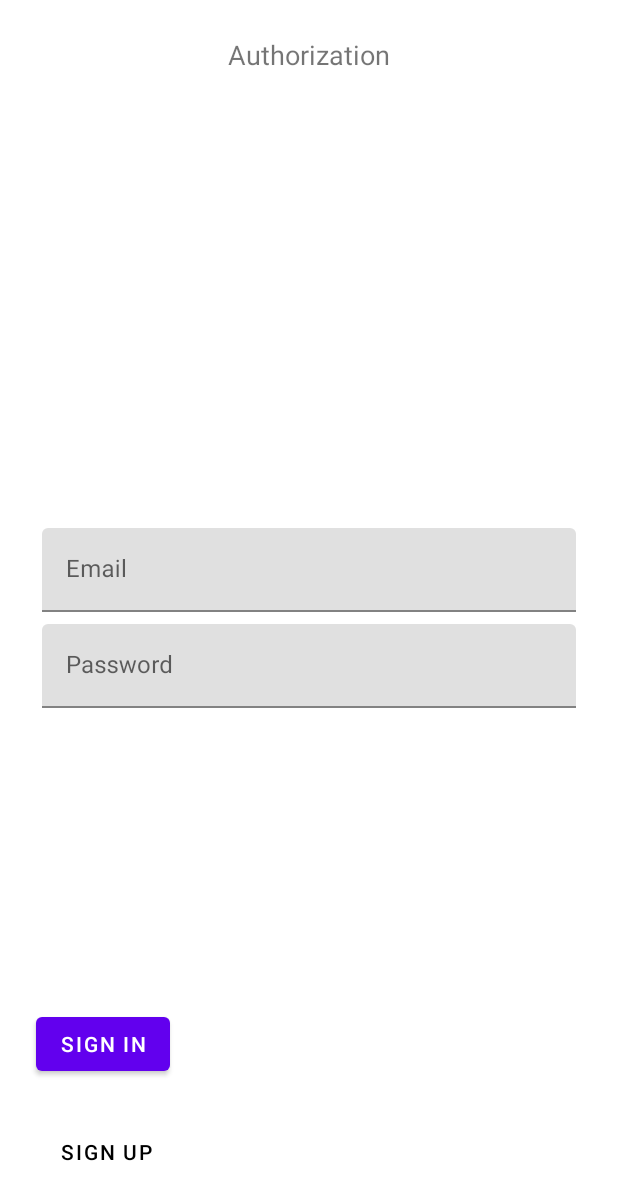
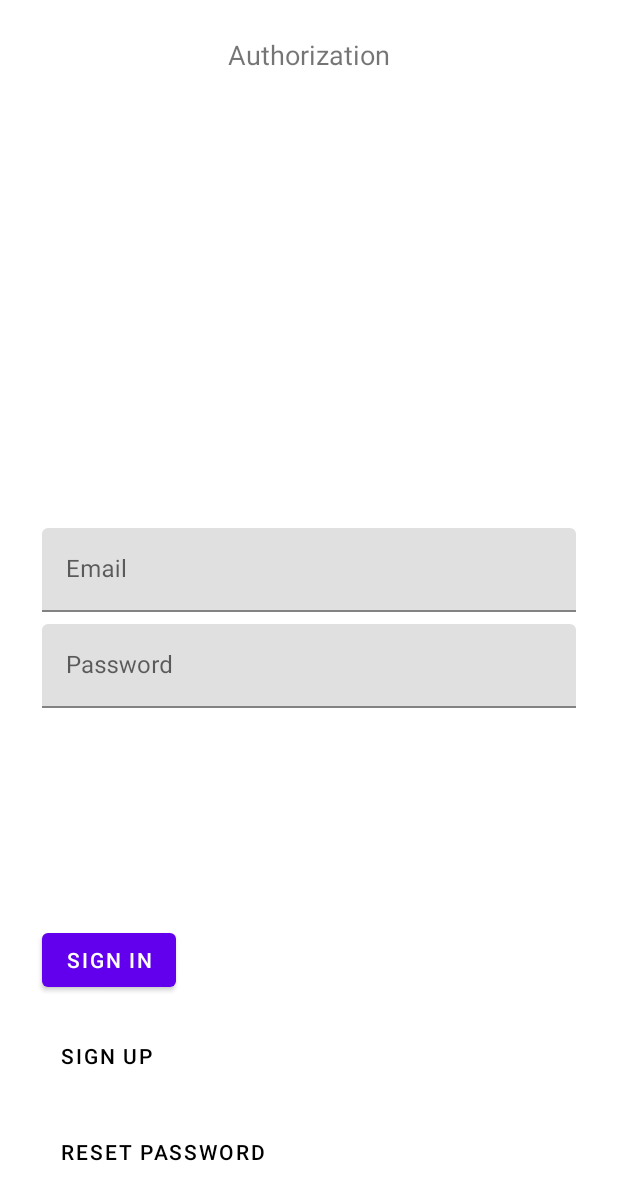
Before and after one commit to AlexRyzhickov/Finance-education-app, an Android app: the SignInFragment screen opened through its navigation route, on a phone screen of 412 x 824 dp. Shown: the top 1200 px of the screen. Run offline under Robolectric (Android 15) with nearby library versions, the phone set to English and light mode, and no system bars; our stand-ins replace Firebase (no records; nobody signed in at launch, a user with empty details on screens opened directly), navigation-ui; 3 statements that could not run were skipped.

Commit message:
add reset password

```diff
--- a/app/src/main/java/com/atex/financeeducation/authentication/SignInFragment.kt
+++ b/app/src/main/java/com/atex/financeeducation/authentication/SignInFragment.kt
@@ -33,11 +33,17 @@ class SignInFragment : Fragment() {
             findNavController().navigate(action)
         }
 
+        binding.openResPassFragmentBtn.setOnClickListener {
+            val action = SignInFragmentDirections.actionSignInFragmentToResetPasswordFragment()
+            findNavController().navigate(action)
+        }
+
         binding.signInBtn.setOnClickListener {
             val email = binding.email.text.toString()
             val password = binding.password.text.toString()
             authInterface.signIn(email, password)
         }
+
 
         return binding.root
     }
--- a/app/src/main/res/layout/budget_fragment.xml
+++ b/app/src/main/res/layout/budget_fragment.xml
@@ -12,7 +12,7 @@
         android:layout_height="wrap_content"
         android:layout_marginStart="24dp"
         android:layout_marginTop="16dp"
-        android:text="Мои расходы"
+        android:text="Мои бюджет"
         android:textSize="22sp"
         app:layout_constraintStart_toStartOf="parent"
         app:layout_constraintTop_toTopOf="parent" />
--- a/app/src/main/res/layout/sign_in_fragment.xml
+++ b/app/src/main/res/layout/sign_in_fragment.xml
@@ -32,7 +32,8 @@
             <com.google.android.material.textfield.TextInputEditText
                 android:id="@+id/email"
                 android:layout_width="match_parent"
-                android:layout_height="wrap_content" />
+                android:layout_height="wrap_content"
+                android:inputType="textEmailAddress"/>
         </com.google.android.material.textfield.TextInputLayout>
 
         <com.google.android.material.textfield.TextInputLayout
@@ -59,20 +60,32 @@
         android:id="@+id/sign_in_btn"
         android:layout_width="wrap_content"
         android:layout_height="wrap_content"
-        android:layout_marginBottom="24dp"
+        android:layout_marginStart="4dp"
+        android:layout_marginBottom="16dp"
         android:text="Sign In"
         app:layout_constraintBottom_toTopOf="@+id/open_sign_up_fragment_btn"
+        app:layout_constraintStart_toStartOf="@+id/linearLayout" />
+
+    <Button
+        android:id="@+id/open_res_pass_fragment_btn"
+        android:layout_width="wrap_content"
+        android:layout_height="wrap_content"
+        android:layout_marginBottom="32dp"
+        android:background="@android:color/transparent"
+        android:text="RESET PASSWORD"
+        android:textColor="@color/black"
+        app:layout_constraintBottom_toBottomOf="parent"
         app:layout_constraintStart_toStartOf="@+id/linearLayout" />
 
     <Button
         android:id="@+id/open_sign_up_fragment_btn"
         android:layout_width="wrap_content"
         android:layout_height="wrap_content"
-        android:layout_marginBottom="32dp"
+        android:layout_marginBottom="16dp"
         android:background="@android:color/transparent"
         android:text="SIGN UP"
         android:textColor="@color/black"
-        app:layout_constraintBottom_toBottomOf="parent"
+        app:layout_constraintBottom_toTopOf="@+id/open_res_pass_fragment_btn"
         app:layout_constraintStart_toStartOf="@+id/linearLayout" />
 
     <TextView
--- a/app/src/main/res/navigation/nav_graph.xml
+++ b/app/src/main/res/navigation/nav_graph.xml
@@ -83,6 +83,9 @@
             app:destination="@id/budgetFragment"
             app:popUpTo="@id/nav_graph"
             app:popUpToInclusive="true" />
+        <action
+            android:id="@+id/action_signInFragment_to_resetPasswordFragment"
+            app:destination="@id/resetPasswordFragment" />
     </fragment>
     <fragment
         android:id="@+id/signUpFragment"
@@ -178,4 +181,8 @@
             android:name="articleType"
             app:argType="com.atex.financeeducation.enums.Articles" />
     </fragment>
+    <fragment
+        android:id="@+id/resetPasswordFragment"
+        android:name="com.atex.financeeducation.authentication.ResetPasswordFragment"
+        android:label="ResetPasswordFragment" />
 </navigation>
```
Also changed, not shown: app/src/main/java/com/atex/financeeducation/authentication/ResetPasswordFragment.kt (added, +54 -0 lines), app/src/main/java/com/atex/financeeducation/mainfragments/GoalsFragment.kt (+29 -2 lines), app/src/main/res/layout/reset_password_fragment.xml (added, +73 -0 lines).
